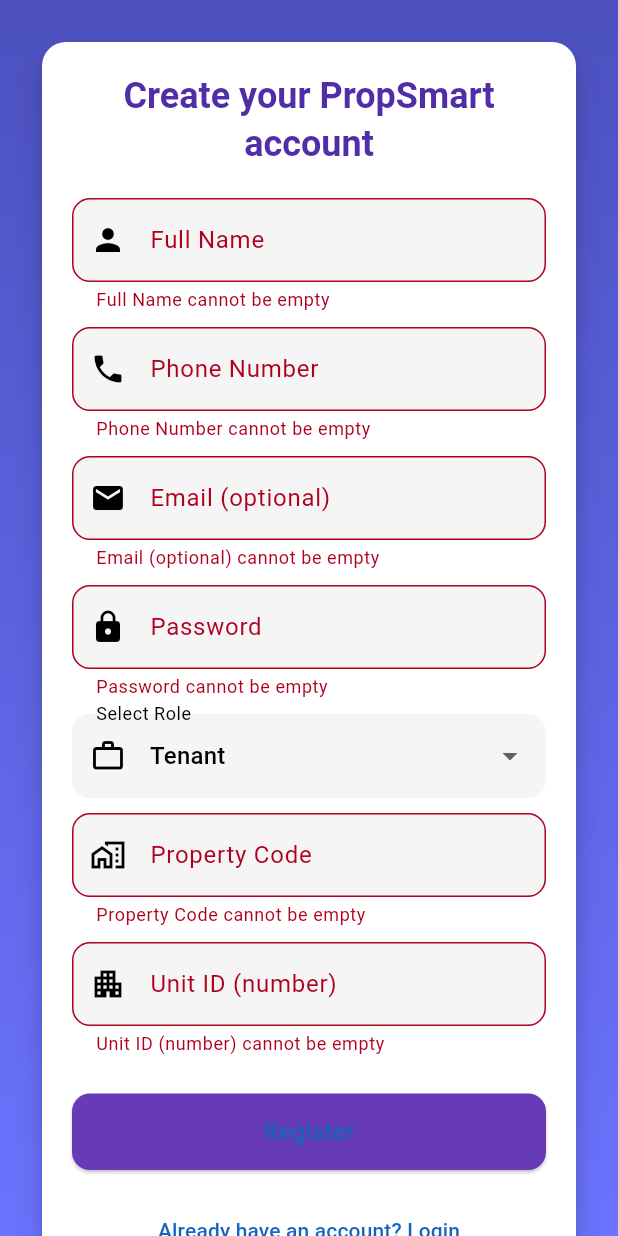
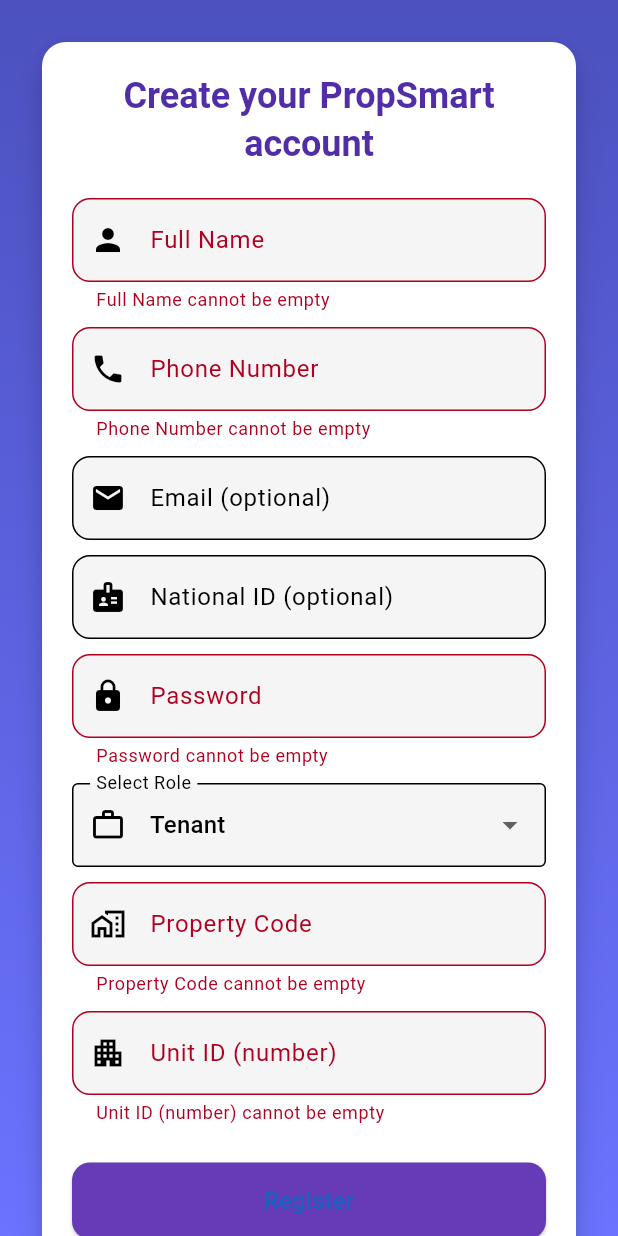
Before and after one commit to Isiji/Property_Manager_frontend, a Flutter app: the RegisterScreen screen opened by its route, after a tap on "Register", on a phone screen of 412 x 824 dp. Run offline on Flutter 3.47's test engine with Material 3 defaults, Android fonts, the phone set to English and light mode, and no system bars; our stand-ins replace jwt_decoder, lucide_icons, shared_preferences; missing offline and left inert: dart:html; accounts and stored records are empty; network calls fail; Roboto replaces fonts that are missing (Poppins).

Commit message:
added national id place holder

```diff
--- a/lib/screens/auth/register_screen.dart
+++ b/lib/screens/auth/register_screen.dart
@@ -10,17 +10,32 @@
 
 class _RegisterScreenState extends State<RegisterScreen> {
   final _formKey = GlobalKey<FormState>();
+
   final _nameController = TextEditingController();
   final _phoneController = TextEditingController();
-  final _emailController = TextEditingController();
+  final _emailController = TextEditingController(); // optional
+  final _idController = TextEditingController();    // optional National ID
   final _passwordController = TextEditingController();
-  final _propertyCodeController = TextEditingController();
-  final _unitIdController = TextEditingController();
+
+  final _propertyCodeController = TextEditingController(); // tenant-only
+  final _unitIdController = TextEditingController();       // tenant-only
 
   String _selectedRole = 'tenant';
   bool _loading = false;
 
   final List<String> _roles = ['tenant', 'landlord', 'manager', 'admin'];
+
+  @override
+  void dispose() {
+    _nameController.dispose();
+    _phoneController.dispose();
+    _emailController.dispose();
+    _idController.dispose();
+    _passwordController.dispose();
+    _propertyCodeController.dispose();
+    _unitIdController.dispose();
+    super.dispose();
+  }
 
   Future<void> _register() async {
     if (!_formKey.currentState!.validate()) return;
@@ -28,10 +43,14 @@
     setState(() => _loading = true);
 
     try {
+      final email = _emailController.text.trim().isEmpty ? null : _emailController.text.trim();
+      final idNumber = _idController.text.trim().isEmpty ? null : _idController.text.trim();
+
       await AuthService.registerUser(
         name: _nameController.text.trim(),
         phone: _phoneController.text.trim(),
-        email: _emailController.text.trim(),
+        email: email,
+        idNumber: idNumber, // mapped to id_number in AuthService
         password: _passwordController.text.trim(),
         role: _selectedRole,
         propertyCode: _selectedRole == 'tenant'
@@ -43,16 +62,30 @@
       );
 
       if (!mounted) return;
+
+      // Success UX
       ScaffoldMessenger.of(context).showSnackBar(
-        const SnackBar(content: Text('Registration successful!')),
+        const SnackBar(content: Text('Registration successful! Please log in.')),
       );
-      Navigator.pop(context); // go back to login
+
+      // 🔁 Redirect logic:
+      // Landlord: hard redirect to /login and clear back stack
+      // Others: simply pop back (assuming they came from /login)
+      if (_selectedRole == 'landlord') {
+        await Future.delayed(const Duration(milliseconds: 600));
+        if (!mounted) return;
+        Navigator.of(context).pushNamedAndRemoveUntil('/login', (route) => false);
+      } else {
+        // Go back to previous screen (often the login)
+        Navigator.pop(context);
+      }
     } catch (e) {
+      if (!mounted) return;
       ScaffoldMessenger.of(context).showSnackBar(
         SnackBar(content: Text('Registration failed: $e')),
       );
     } finally {
-      setState(() => _loading = false);
+      if (mounted) setState(() => _loading = false);
     }
   }
 
@@ -92,41 +125,56 @@
                         textAlign: TextAlign.center,
                       ),
                       const SizedBox(height: 20),
-                      _buildTextField(_nameController, "Full Name", Icons.person),
+
+                      // Required fields
+                      _requiredField(_nameController, "Full Name", Icons.person),
                       const SizedBox(height: 10),
-                      _buildTextField(_phoneController, "Phone Number", Icons.phone),
+                      _requiredField(_phoneController, "Phone Number", Icons.phone),
+
                       const SizedBox(height: 10),
-                      _buildTextField(_emailController, "Email (optional)", Icons.email),
+
+                      // Optional email + National ID
+                      _optionalField(_emailController, "Email (optional)", Icons.email),
                       const SizedBox(height: 10),
-                      _buildTextField(_passwordController, "Password", Icons.lock,
-                          isPassword: true),
+                      _optionalField(_idController, "National ID (optional)", Icons.badge),
+
+                      const SizedBox(height: 10),
+
+                      // Required password (unless tenant with OTP flows—in your case required for non-tenant)
+                      _requiredField(_passwordController, "Password", Icons.lock, isPassword: true),
+
                       const SizedBox(height: 10),
 
                       // Role selector
                       DropdownButtonFormField<String>(
-                        initialValue: _selectedRole,
-                        items: _roles.map((r) {
-                          return DropdownMenuItem(
-                            value: r,
-                            child: Text(r[0].toUpperCase() + r.substring(1)),
-                          );
-                        }).toList(),
+                        value: _selectedRole,
+                        items: _roles
+                            .map((r) => DropdownMenuItem(
+                                  value: r,
+                                  child: Text(r[0].toUpperCase() + r.substring(1)),
+                                ))
+                            .toList(),
                         onChanged: (val) {
-                          setState(() => _selectedRole = val ?? 'tenant');
+                          setState(() {
+                            _selectedRole = val ?? 'tenant';
+                            if (_selectedRole != 'tenant') {
+                              _propertyCodeController.clear();
+                              _unitIdController.clear();
+                            }
+                          });
                         },
                         decoration: const InputDecoration(
                           labelText: "Select Role",
                           prefixIcon: Icon(Icons.work_outline),
+                          border: OutlineInputBorder(),
                         ),
                       ),
 
                       if (_selectedRole == 'tenant') ...[
                         const SizedBox(height: 10),
-                        _buildTextField(_propertyCodeController, "Property Code",
-                            Icons.home_work_outlined),
+                        _requiredField(_propertyCodeController, "Property Code", Icons.home_work_outlined),
                         const SizedBox(height: 10),
-                        _buildTextField(_unitIdController, "Unit ID (number)",
-                            Icons.apartment),
+                        _requiredNumericField(_unitIdController, "Unit ID (number)", Icons.apartment),
                       ],
 
                       const SizedBox(height: 25),
@@ -142,18 +190,13 @@
                           ),
                           onPressed: _loading ? null : _register,
                           child: _loading
-                              ? const CircularProgressIndicator(
-                                  color: Colors.white,
-                                )
-                              : const Text(
-                                  "Register",
-                                  style: TextStyle(fontSize: 16),
-                                ),
+                              ? const CircularProgressIndicator(color: Colors.white)
+                              : const Text("Register", style: TextStyle(fontSize: 16)),
                         ),
                       ),
                       const SizedBox(height: 16),
                       TextButton(
-                        onPressed: () => Navigator.pop(context),
+                        onPressed: _loading ? null : () => Navigator.pop(context),
                         child: const Text("Already have an account? Login"),
                       ),
                     ],
@@ -167,19 +210,51 @@
     );
   }
 
-  Widget _buildTextField(TextEditingController controller, String label, IconData icon,
-      {bool isPassword = false}) {
+  // ---------- Field Builders ----------
+
+  Widget _requiredField(
+    TextEditingController c,
+    String label,
+    IconData icon, {
+    bool isPassword = false,
+  }) {
     return TextFormField(
-      controller: controller,
+      controller: c,
       obscureText: isPassword,
-      validator: (v) =>
-          (v == null || v.trim().isEmpty) ? "$label cannot be empty" : null,
+      validator: (v) => (v == null || v.trim().isEmpty) ? "$label cannot be empty" : null,
       decoration: InputDecoration(
         labelText: label,
         prefixIcon: Icon(icon),
-        border: OutlineInputBorder(
-          borderRadius: BorderRadius.circular(12),
-        ),
+        border: OutlineInputBorder(borderRadius: BorderRadius.circular(12)),
+      ),
+    );
+  }
+
+  Widget _requiredNumericField(TextEditingController c, String label, IconData icon) {
+    return TextFormField(
+      controller: c,
+      keyboardType: TextInputType.number,
+      validator: (v) {
+        if (v == null || v.trim().isEmpty) return "$label cannot be empty";
+        final n = int.tryParse(v.trim());
+        if (n == null) return "Enter a valid number";
+        return null;
+      },
+      decoration: InputDecoration(
+        labelText: label,
+        prefixIcon: Icon(icon),
+        border: OutlineInputBorder(borderRadius: BorderRadius.circular(12)),
+      ),
+    );
+  }
+
+  Widget _optionalField(TextEditingController c, String label, IconData icon) {
+    return TextFormField(
+      controller: c,
+      decoration: InputDecoration(
+        labelText: label,
+        prefixIcon: Icon(icon),
+        border: OutlineInputBorder(borderRadius: BorderRadius.circular(12)),
       ),
     );
   }
--- a/lib/services/tenant_service.dart
+++ b/lib/services/tenant_service.dart
@@ -13,19 +13,22 @@
     String? password,
     required int propertyId,
     required int unitId,
+    String? idNumber, // NEW: optional National ID
   }) async {
     final url = Uri.parse('${AppConfig.apiBaseUrl}/tenants/');
     final headers = {
       'Content-Type': 'application/json',
       ...await TokenManager.authHeaders(),
     };
+
     final payload = <String, dynamic>{
       'name': name,
       'phone': phone,
-      'email': email,         // backend now allows null
-      'password': password,   // backend now allows null
+      'email': email,           // backend allows null
+      'password': password,     // backend allows null
       'property_id': propertyId,
       'unit_id': unitId,
+      'id_number': idNumber,    // NEW: maps to backend schema field
     }..removeWhere((k, v) => v == null);
 
     print('[TenantService] POST $url');
@@ -70,9 +73,11 @@
 
     print('[TenantService] POST $url');
     print('[TenantService] payload=${jsonEncode(payload)}');
-    final res = await http.post(url,
-        headers: {'Content-Type': 'application/json', ...headers},
-        body: jsonEncode(payload));
+    final res = await http.post(
+      url,
+      headers: {'Content-Type': 'application/json', ...headers},
+      body: jsonEncode(payload),
+    );
     print('[TenantService] ← ${res.statusCode} ${res.body}');
     if (res.statusCode == 200 || res.statusCode == 201) {
       return jsonDecode(res.body) as Map<String, dynamic>;
```
Also changed, not shown: lib/screens/landlord/landlord_dashboard.dart (deleted, +0 -489 lines), lib/screens/landlord/landlord_property_units.dart (+21 -14 lines), lib/services/auth_service.dart (+9 -11 lines).
